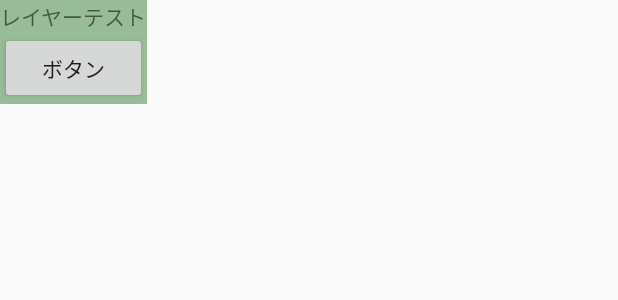
After one commit to Funabashi-Joho-Business/X15G_F, an Android app: the layout layer.xml on its own in the app's theme, with its tools: preview values and no code run, on a phone screen of 412 x 824 dp. The commit adds this screen. Shown: the top 300 px of the screen. Run offline under Robolectric (Android 15) with nearby library versions, the phone set to English and light mode, and no system bars.

Commit message:
レイヤー表示

```diff
--- a/app/src/main/AndroidManifest.xml
+++ b/app/src/main/AndroidManifest.xml
@@ -5,6 +5,7 @@
     <uses-permission android:name="android.permission.GET_ACCOUNTS" />
     <uses-permission android:name="android.permission.USE_CREDENTIALS" />
     <uses-permission android:name="android.permission.NETWORK"/>
+    <uses-permission android:name="android.permission.SYSTEM_ALERT_WINDOW"/>
 
     <application
         android:allowBackup="true"
@@ -21,6 +22,10 @@
                 <category android:name="android.intent.category.LAUNCHER" />
             </intent-filter>
         </activity>
+        <service
+            android:name=".LayerService"
+            android:enabled="true"
+            android:exported="true"></service>
 
     </application>
 
--- /dev/null
+++ b/app/src/main/res/layout/layer.xml
@@ -0,0 +1,29 @@
+<?xml version="1.0" encoding="utf-8"?>
+
+<FrameLayout xmlns:android="http://schemas.android.com/apk/res/android"
+    android:layout_width="match_parent"
+    android:layout_height="match_parent"
+    android:orientation="vertical">
+
+    <LinearLayout
+        android:id="@+id/layerlayout"
+        android:layout_width="wrap_content"
+        android:layout_height="wrap_content"
+        android:background="#88448844"
+        android:orientation="vertical">
+
+        <TextView
+            android:id="@+id/textView"
+            android:layout_width="wrap_content"
+            android:layout_height="wrap_content"
+            android:text="レイヤーテスト" />
+
+        <Button
+            android:id="@+id/button"
+            android:layout_width="match_parent"
+            android:layout_height="wrap_content"
+
+            android:text="ボタン" />
+    </LinearLayout>
+
+</FrameLayout>
```
Also changed, not shown: app/build.gradle (+5 -4 lines), app/src/main/java/jp/ac/chiba_fjb/f/home/LayerService.java (added, +166 -0 lines), app/src/main/java/jp/ac/chiba_fjb/f/home/MainActivity.java (+22 -1 lines).
